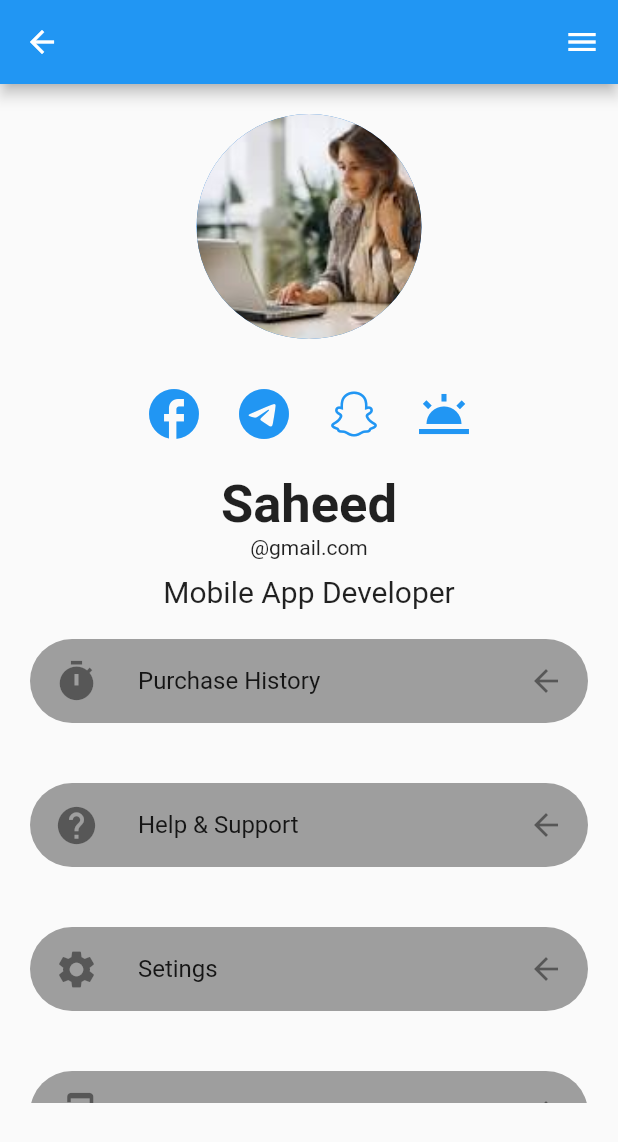
After one commit to saheedalima/assingnment_2, a Flutter app: the Profile_Ui_1 screen opened directly, on a phone screen of 412 x 824 dp. The commit adds this screen. Shown: the top 1142 px of the screen. Run offline on Flutter 3.47's test engine with Material 2 defaults, Android fonts, the phone set to English and light mode, and no system bars; our stand-ins replace device_preview; missing offline and left inert: dart:js.

Commit message:
initial commit

```diff
--- /dev/null
+++ b/lib/Profile_Ui_1.dart
@@ -0,0 +1,122 @@
+import 'package:flutter/material.dart';
+
+class Profile_Ui_1 extends StatelessWidget {
+
+  @override
+  Widget build(BuildContext context) {
+    return Scaffold(
+      appBar: AppBar(leading: Icon(Icons.arrow_back),),
+      endDrawer: Drawer(),
+      body: SingleChildScrollView(
+        physics: NeverScrollableScrollPhysics(),
+        child: Column(
+          children: [
+            Padding(
+              padding: const EdgeInsets.all(20.0),
+              child: CircleAvatar(radius: 75,
+                backgroundImage: AssetImage("assets/icons/working_logo.png",),),
+            ),
+            Row(
+              mainAxisAlignment: MainAxisAlignment.center,
+              children: [
+                Padding(
+                  padding: const EdgeInsets.all(10.0),
+                  child: Icon(Icons.facebook,size: 40,color: Colors.blue,),
+                ),
+                Padding(
+                  padding: const EdgeInsets.all(10.0),
+                  child: Icon(Icons.telegram,size: 40,color: Colors.blue,),
+                ),
+                Padding(
+                  padding: const EdgeInsets.all(10.0),
+                  child: Icon(Icons.snapchat,size: 40,color: Colors.blue,),
+                ),
+                Padding(
+                  padding: const EdgeInsets.all(10.0),
+                  child: Icon(Icons.wb_twilight,size: 40,color: Colors.blue,),
+                ),
+              ],
+            ),
+            Padding(
+              padding: const EdgeInsets.only(top: 10),
+              child: Column(
+                children: [
+                  Text("Saheed",style: TextStyle(fontSize: 35,fontWeight: FontWeight.bold),),
+                  Text("@gmail.com"),
+                  Padding(
+                    padding: const EdgeInsets.only(top: 10),
+                    child: Text("Mobile App Developer",style: TextStyle(fontSize: 20),),
+                  ),
+                ],
+              ),
+            ),
+            Container(
+              height: MediaQuery.of(context).size.height*.4,
+              child: SingleChildScrollView(
+                child: Column(
+                  children: [
+                    Padding(
+                      padding: const EdgeInsets.all(20.0),
+                      child: Container(
+                        child: ListTile(
+                          leading: Icon(Icons.timer,size: 30,),
+                          title: Text("Purchase History"),
+                          trailing: Icon(Icons.arrow_back),),
+                        decoration: BoxDecoration(borderRadius: BorderRadius.circular(60),
+                          color: Colors.grey,),
+                      ),
+                    ),
+                    Padding(
+                      padding: const EdgeInsets.all(20.0),
+                      child: Container(
+                        child: ListTile(
+                          leading: Icon(Icons.help,size: 30,),
+                          title: Text("Help & Support"),
+                          trailing: Icon(Icons.arrow_back),),
+                        decoration: BoxDecoration(borderRadius: BorderRadius.circular(60),
+                          color: Colors.grey,),
+                      ),
+                    ),
+                    Padding(
+                      padding: const EdgeInsets.all(20.0),
+                      child: Container(
+                        child: ListTile(
+                          leading: Icon(Icons.settings,size: 30,),
+                          title: Text("Setings"),
+                          trailing: Icon(Icons.arrow_back),),
+                        decoration: BoxDecoration(borderRadius: BorderRadius.circular(60),
+                          color: Colors.grey,),
+                      ),
+                    ),
+                    Padding(
+                      padding: const EdgeInsets.all(20.0),
+                      child: Container(
+                        child: ListTile(
+                          leading: Icon(Icons.mobile_friendly,size: 30,),
+                          title: Text("Invite a Friend"),
+                          trailing: Icon(Icons.arrow_back),),
+                        decoration: BoxDecoration(borderRadius: BorderRadius.circular(60),
+                          color: Colors.grey,),
+                      ),
+                    ),
+                    Padding(
+                      padding: const EdgeInsets.all(20.0),
+                      child: Container(
+                        child: ListTile(
+                          leading: Icon(Icons.logout,size: 30,),
+                          title: Text("Logout"),
+                          trailing: Icon(Icons.arrow_back),),
+                        decoration: BoxDecoration(borderRadius: BorderRadius.circular(60),
+                          color: Colors.grey,),
+                      ),
+                    ),
+                  ],
+                ),
+              ),
+            )
+          ],
+        ),
+      ),
+    );
+  }
+}
--- a/lib/Splash.dart
+++ b/lib/Splash.dart
@@ -14,6 +14,8 @@ import 'package:assingnment_2/Stag_Grid.dart';
 import 'package:device_preview/device_preview.dart';
 import 'package:flutter/foundation.dart';
 import 'package:flutter/material.dart';
+
+import 'Profile_Ui_1.dart';
 
 void main(){
   runApp(DevicePreview(
@@ -35,7 +37,7 @@ class _SplashState extends State<Splash> {
   @override
   void initState() {
     Timer(Duration(seconds: 5), () {
-      Navigator.of(context).pushReplacement(MaterialPageRoute(builder: (context) => Hotel_Details_Ui()));
+      Navigator.of(context).pushReplacement(MaterialPageRoute(builder: (context) => Profile_Ui_1()));
     });
     super.initState();
   }
```
